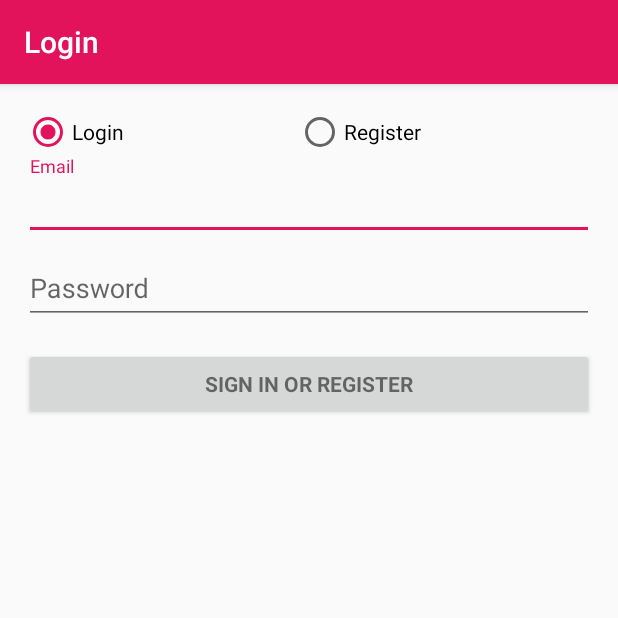
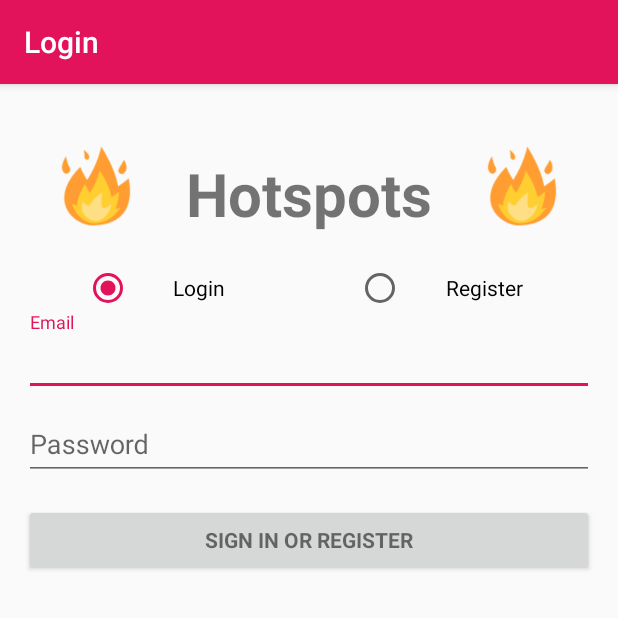
Before and after one commit to matthew-richard/Hotspots, an Android app: the screen it shows after launch (LoginActivity), on a phone screen of 412 x 824 dp, the top half of it. Run offline under Robolectric (Android 15) with nearby library versions, the phone set to English and light mode, and no system bars; our stand-ins replace Firebase (no records; nobody signed in at launch, a user with empty details on screens opened directly); 2 statements that could not run were skipped.

Commit message:
added asking for permissions, edited layout for login a little

```diff
--- a/app/src/main/res/layout/activity_login.xml
+++ b/app/src/main/res/layout/activity_login.xml
@@ -1,4 +1,5 @@
 <LinearLayout xmlns:android="http://schemas.android.com/apk/res/android"
+    xmlns:app="http://schemas.android.com/apk/res-auto"
     xmlns:tools="http://schemas.android.com/tools"
     android:layout_width="match_parent"
     android:layout_height="match_parent"
@@ -11,6 +12,7 @@
     tools:context="com.teamhotspots.hotspots.LoginActivity">
 
     <!-- Login progress -->
+
     <ProgressBar
         android:id="@+id/login_progress"
         style="?android:attr/progressBarStyleLarge"
@@ -18,6 +20,43 @@
         android:layout_height="wrap_content"
         android:layout_marginBottom="8dp"
         android:visibility="gone" />
+
+    <LinearLayout
+        android:layout_width="match_parent"
+        android:layout_height="wrap_content"
+        android:orientation="horizontal">
+
+        <ImageView
+            android:id="@+id/imageView3"
+            android:layout_width="0dp"
+            android:layout_height="wrap_content"
+            android:layout_gravity="center_vertical"
+            android:layout_weight="0.25"
+            android:paddingLeft="20dp"
+            app:srcCompat="@drawable/fire_icon" />
+
+        <TextView
+            android:id="@+id/title"
+            android:layout_width="0dp"
+            android:layout_height="wrap_content"
+            android:layout_marginBottom="20dp"
+            android:layout_marginTop="20dp"
+            android:layout_weight=".75"
+            android:gravity="center_horizontal"
+            android:paddingTop="10dp"
+            android:text="Hotspots"
+            android:textSize="40sp"
+            android:textStyle="bold" />
+
+        <ImageView
+            android:id="@+id/imageView4"
+            android:layout_width="0dp"
+            android:layout_height="wrap_content"
+            android:layout_gravity="center_vertical|center_horizontal"
+            android:layout_weight=".25"
+            android:paddingRight="20dp"
+            app:srcCompat="@drawable/fire_icon" />
+    </LinearLayout>
 
     <ScrollView
         android:id="@+id/login_form"
@@ -44,14 +83,20 @@
                         android:id="@+id/login_radio"
                         android:layout_width="wrap_content"
                         android:layout_height="wrap_content"
+                        android:layout_marginLeft="40dp"
+                        android:layout_marginRight="20dp"
                         android:layout_weight="1"
+                        android:gravity="center_vertical|center_horizontal"
                         android:text="@string/login" />
 
                     <RadioButton
                         android:id="@+id/register_radio"
                         android:layout_width="wrap_content"
                         android:layout_height="wrap_content"
+                        android:layout_marginLeft="40dp"
+                        android:layout_marginRight="20dp"
                         android:layout_weight="1"
+                        android:gravity="center_vertical|center_horizontal"
                         android:text="@string/register" />
                 </RadioGroup>
 
--- a/app/src/main/res/values/strings.xml
+++ b/app/src/main/res/values/strings.xml
@@ -33,6 +33,7 @@
     <string name="permission_rationale">"Contacts permissions are needed for providing email
         completions."
     </string>
+    <string name="permission_rationale_external">External Storage Permissions needed to save pictures</string>
     <string name="TAG">LoginActivity</string>
 
     <!--Radio buttons-->
```
Also changed, not shown: app/src/main/java/com/teamhotspots/hotspots/NewPostActivity.java (+53 -13 lines), app/src/main/java/com/teamhotspots/hotspots/PhotoConfirm.java (+13 -7 lines), app/src/main/java/com/teamhotspots/hotspots/Settings.java (+56 -0 lines), app/src/main/res/layout/nav_header_main.xml (+9 -5 lines), app/src/main/res/drawable/fire_icon.png (added).
